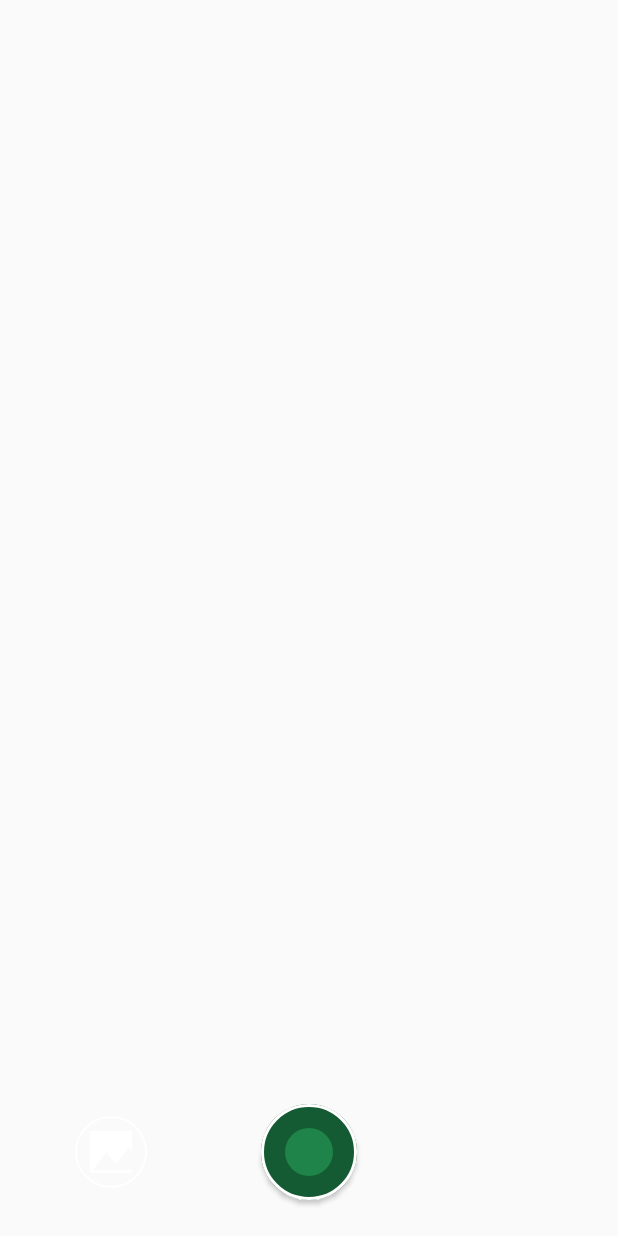
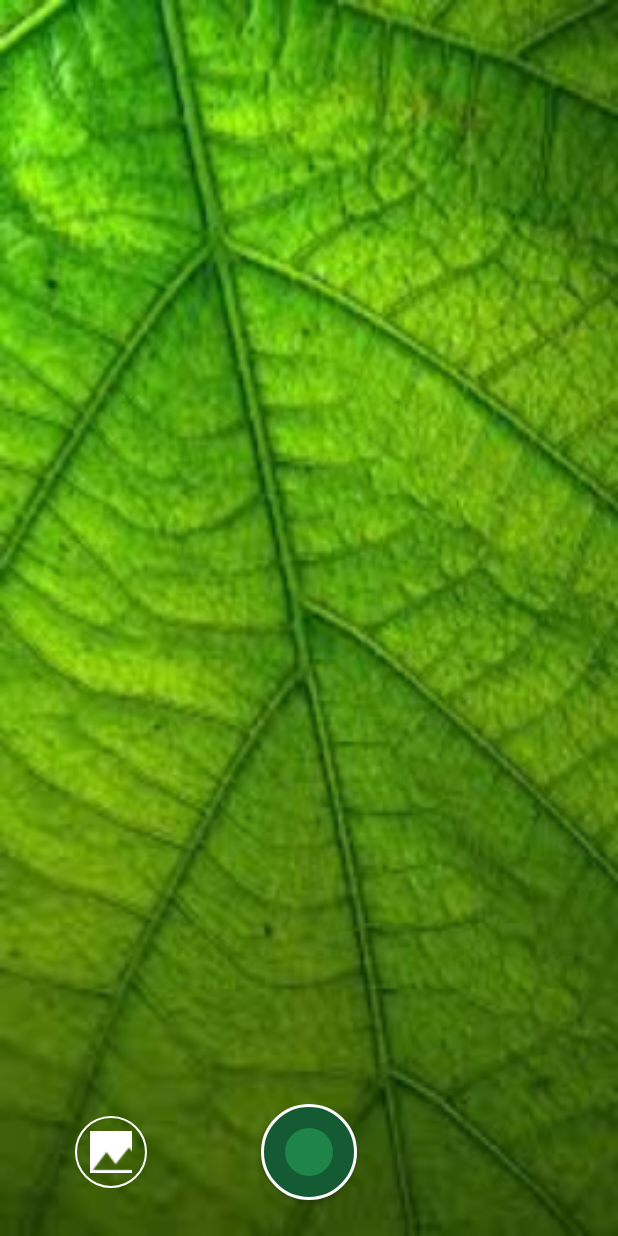
Before and after one commit to FrancoLiptak/IAgro, an Android app: the layout activity_main.xml on its own in the app's theme, with its tools: preview values and no code run, on a phone screen of 412 x 824 dp. Run offline under Robolectric (Android 15) with nearby library versions, the phone set to English and light mode, and no system bars.

```diff
--- a/app/src/main/res/layout/activity_main.xml
+++ b/app/src/main/res/layout/activity_main.xml
@@ -4,18 +4,8 @@
     xmlns:tools="http://schemas.android.com/tools"
     android:layout_width="match_parent"
     android:layout_height="match_parent"
+    android:background="@drawable/images"
     tools:context=".MainActivity">
-
-    <ImageView
-        android:id="@+id/imageView"
-        android:layout_width="match_parent"
-        android:layout_height="match_parent"
-        android:layout_alignParentStart="true"
-        android:adjustViewBounds="false"
-        android:background="@android:color/background_dark"
-        android:contentDescription="@string/previewDescription"
-        android:cropToPadding="false"
-        android:visibility="gone" />
 
     <FrameLayout
         android:id="@+id/frameLayout"
@@ -42,7 +32,9 @@
         android:cropToPadding="true"
         android:onClick="getImageFromGallery"
         android:padding="10dp"
-        android:src="@drawable/ic_collections_white_24dp" />
+        android:src="@drawable/ic_collections_white_24dp"
+        android:layout_alignParentLeft="true"
+        android:layout_marginLeft="50dp" />
 
     <Button
         android:id="@+id/buttonCapture"
@@ -56,4 +48,16 @@
         android:onClick="captureImage"
         android:visibility="visible" />
 
+    <ImageView
+        android:id="@+id/imageView"
+        android:layout_width="match_parent"
+        android:layout_height="match_parent"
+        android:layout_alignParentLeft="true"
+        android:layout_alignParentStart="true"
+        android:adjustViewBounds="false"
+        android:background="@android:color/background_dark"
+        android:contentDescription="@string/previewDescription"
+        android:cropToPadding="false"
+        android:visibility="gone" />
+
 </RelativeLayout>
```
Also changed, not shown: app/src/main/java/com/fg/franco/i_agro/MainActivity.java (+60 -20 lines), app/src/main/res/drawable/images.jpeg (added).
